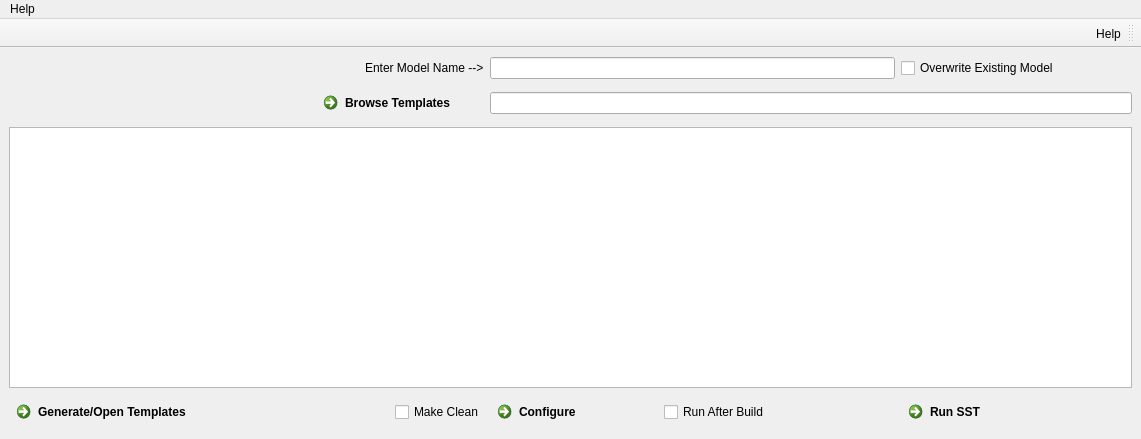
The window that sstGUI.ui (lpsmodsimteam/sst-config-gui) describes before a commit, drawn with Qt 5.
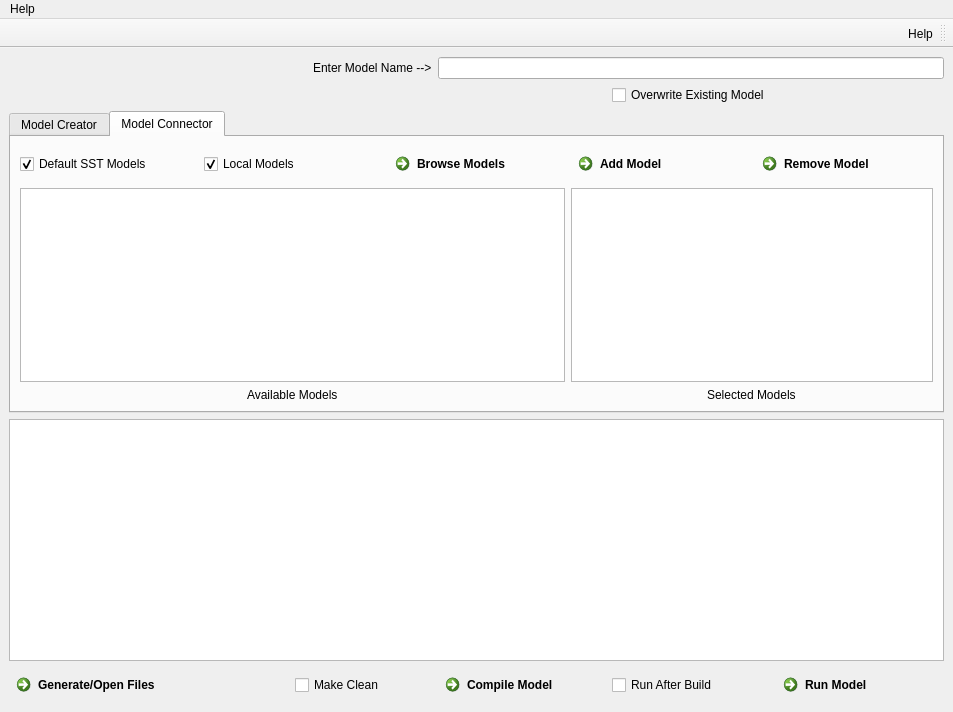
The same window after the commit. The open tabs and pages were chosen to show the change. Icons and pictures are not drawn.

Commit message: Added a tab to connect models

Diff of the .ui file:
```diff
--- a/sstGUI.ui
+++ b/sstGUI.ui
@@ -6,17 +6,15 @@
    <rect>
     <x>0</x>
     <y>0</y>
-    <width>1141</width>
-    <height>439</height>
+    <width>953</width>
+    <height>712</height>
    </rect>
   </property>
   <property name="windowTitle">
    <string>SST Model Creator</string>
   </property>
   <widget class="QWidget" name="centralwidget">
-   <layout class="QGridLayout" name="gridLayout_2">
-    <item row="0" column="0">
-     <layout class="QGridLayout" name="gridLayout" rowstretch="1,1,10,1" columnstretch="1,1,2,1,2,2">
+   <layout class="QGridLayout" name="gridLayout_3" rowstretch="0,0,2,10,0">
       <item row="0" column="0" rowspan="2">
        <widget class="QLabel" name="label_2">
         <property name="text">
@@ -27,22 +25,141 @@
         </property>
        </widget>
       </item>
-      <item row="0" column="2" alignment="Qt::AlignRight">
+    <item row="0" column="1" colspan="2" alignment="Qt::AlignRight">
        <widget class="QLabel" name="label">
         <property name="text">
          <string>Enter Model Name --&gt;</string>
         </property>
        </widget>
       </item>
+    <item row="0" column="3" colspan="3">
+     <widget class="QLineEdit" name="modelName">
+      <property name="toolTip">
+       <string>Type in the name of your new model. The tool will not proceed if this box is empty</string>
+      </property>
+     </widget>
+    </item>
+    <item row="1" column="4">
+     <widget class="QCheckBox" name="overwrite">
+      <property name="toolTip">
+       <string>If this box is checked any model with the same name will be overwritten</string>
+      </property>
+      <property name="text">
+       <string>Overwrite Existing Model</string>
+      </property>
+     </widget>
+    </item>
       <item row="2" column="0" colspan="6">
+     <widget class="QTabWidget" name="tabWidget">
+      <property name="currentIndex">
+       <number>0</number>
+      </property>
+      <widget class="QWidget" name="modelCreator">
+       <attribute name="title">
+        <string>Model Creator</string>
+       </attribute>
+       <layout class="QGridLayout" name="gridLayout">
+        <item row="0" column="0">
+         <widget class="QCommandLinkButton" name="templateBrowse">
+          <property name="toolTip">
+           <string>Opens a File Browser for you to select a template</string>
+          </property>
+          <property name="text">
+           <string>Browse Templates</string>
+          </property>
+         </widget>
+        </item>
+        <item row="0" column="1">
+         <widget class="QLineEdit" name="templateType">
+          <property name="toolTip">
+           <string>Type in the full path to your template or use the Browse Templates button to navigate to a template folder</string>
+          </property>
+          <property name="readOnly">
+           <bool>false</bool>
+          </property>
+         </widget>
+        </item>
+       </layout>
+      </widget>
+      <widget class="QWidget" name="modelConnector">
+       <attribute name="title">
+        <string>Model Connector</string>
+       </attribute>
+       <layout class="QGridLayout" name="gridLayout_2">
+        <item row="0" column="0">
+         <widget class="QCheckBox" name="sstModels">
+          <property name="text">
+           <string>Default SST Models</string>
+          </property>
+          <property name="checked">
+           <bool>true</bool>
+          </property>
+         </widget>
+        </item>
+        <item row="0" column="1">
+         <widget class="QCheckBox" name="localModels">
+          <property name="text">
+           <string>Local Models</string>
+          </property>
+          <property name="checked">
+           <bool>true</bool>
+          </property>
+         </widget>
+        </item>
+        <item row="0" column="2">
+         <widget class="QCommandLinkButton" name="modelBrowse">
+          <property name="text">
+           <string>Browse Models</string>
+          </property>
+         </widget>
+        </item>
+        <item row="0" column="3">
+         <widget class="QCommandLinkButton" name="add">
+          <property name="text">
+           <string>Add Model</string>
+          </property>
+         </widget>
+        </item>
+        <item row="0" column="4">
+         <widget class="QCommandLinkButton" name="remove">
+          <property name="text">
+           <string>Remove Model</string>
+          </property>
+         </widget>
+        </item>
+        <item row="1" column="0" colspan="3">
+         <widget class="QListWidget" name="available"/>
+        </item>
+        <item row="1" column="3" colspan="2">
+         <widget class="QListWidget" name="selected"/>
+        </item>
+        <item row="2" column="0" colspan="3" alignment="Qt::AlignHCenter">
+         <widget class="QLabel" name="label_3">
+          <property name="text">
+           <string>Available Models</string>
+          </property>
+         </widget>
+        </item>
+        <item row="2" column="3" colspan="2" alignment="Qt::AlignHCenter">
+         <widget class="QLabel" name="label_4">
+          <property name="text">
+           <string>Selected Models</string>
+          </property>
+         </widget>
+        </item>
+       </layout>
+      </widget>
+     </widget>
+    </item>
+    <item row="3" column="0" colspan="6">
        <widget class="QPlainTextEdit" name="info">
         <property name="readOnly">
          <bool>true</bool>
         </property>
        </widget>
       </item>
-      <item row="3" column="0" colspan="2">
-       <widget class="QCommandLinkButton" name="templates">
+    <item row="4" column="0" colspan="2">
+     <widget class="QCommandLinkButton" name="generate">
         <property name="font">
          <font>
           <weight>75</weight>
@@ -53,11 +170,11 @@
          <string>This button will create your model files from a template. The files will be placed in a  model directory in your working directory</string>
         </property>
         <property name="text">
-         <string>Generate/Open Templates</string>
+       <string>Generate/Open Files</string>
         </property>
        </widget>
       </item>
-      <item row="3" column="2" alignment="Qt::AlignRight">
+    <item row="4" column="2">
        <widget class="QCheckBox" name="clean">
         <property name="toolTip">
          <string>If this box is checked a make clean will be run before make all in the Configure step</string>
@@ -67,8 +184,8 @@
         </property>
        </widget>
       </item>
-      <item row="3" column="3">
-       <widget class="QCommandLinkButton" name="Configure">
+    <item row="4" column="3">
+     <widget class="QCommandLinkButton" name="compile">
         <property name="font">
          <font>
           <weight>75</weight>
@@ -79,11 +196,11 @@
          <string>This button builds your SST model</string>
         </property>
         <property name="text">
-         <string>Configure </string>
+       <string>Compile Model</string>
         </property>
        </widget>
       </item>
-      <item row="3" column="4" alignment="Qt::AlignLeft">
+    <item row="4" column="4">
        <widget class="QCheckBox" name="autoRun">
         <property name="toolTip">
          <string>If this box is checked it will proceed directly to the Run SST step without having to select the button on the GUI</string>
@@ -93,8 +210,8 @@
         </property>
        </widget>
       </item>
-      <item row="3" column="5">
-       <widget class="QCommandLinkButton" name="RunSST">
+    <item row="4" column="5">
+     <widget class="QCommandLinkButton" name="run">
         <property name="font">
          <font>
           <weight>75</weight>
@@ -105,48 +222,9 @@
          <string>This button will run your new model inside the SST Framework by running sst model/tests/model.py</string>
         </property>
         <property name="text">
-         <string>Run SST</string>
-        </property>
-       </widget>
-      </item>
-      <item row="0" column="3" colspan="2">
-       <widget class="QLineEdit" name="modelName">
-        <property name="toolTip">
-         <string>Type in the name of your new model. The tool will not proceed if this box is empty</string>
-        </property>
-       </widget>
-      </item>
-      <item row="0" column="5">
-       <widget class="QCheckBox" name="overwrite">
-        <property name="toolTip">
-         <string>If this box is checked any model with the same name will be overwritten</string>
-        </property>
-        <property name="text">
-         <string>Overwrite Existing Model</string>
-        </property>
-       </widget>
-      </item>
-      <item row="1" column="2" alignment="Qt::AlignRight">
-       <widget class="QCommandLinkButton" name="browse">
-        <property name="toolTip">
-         <string>Opens a File Browser for you to select a template</string>
-        </property>
-        <property name="text">
-         <string>Browse Templates</string>
-        </property>
-       </widget>
-      </item>
-      <item row="1" column="3" colspan="3">
-       <widget class="QLineEdit" name="templateType">
-        <property name="toolTip">
-         <string>Type in the full path to your template or use the Browse Templates button to navigate to a template folder</string>
-        </property>
-        <property name="readOnly">
-         <bool>false</bool>
-        </property>
-       </widget>
-      </item>
-     </layout>
+       <string>Run Model</string>
+      </property>
+     </widget>
     </item>
    </layout>
   </widget>
@@ -155,7 +233,7 @@
     <rect>
      <x>0</x>
      <y>0</y>
-     <width>1141</width>
+     <width>953</width>
      <height>25</height>
     </rect>
    </property>
```
Left out of the diff: 2 changed lines with no effect on the pictures. Lines whose indentation alone changed are shown as unchanged. The commit also changes 1 other file.
